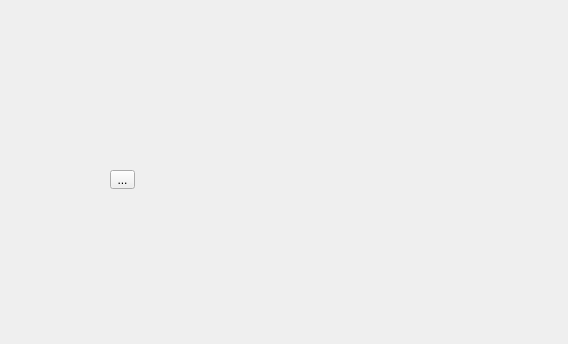
Above: UI.ui from Nikita150504/number2 before the change; both pictures show x 0 to 568 and y 0 to 344 of the 568 by 600 pixel window. Below: the same form after it.
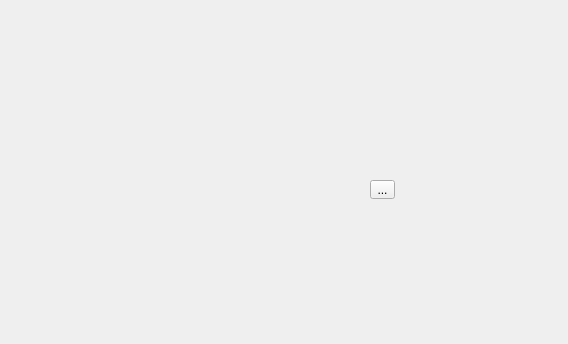
That is the form after the change.

Commit message: New day — new print

Patch:
```diff
--- a/UI.ui
+++ b/UI.ui
@@ -17,8 +17,8 @@
    <widget class="QToolButton" name="toolButton">
     <property name="geometry">
      <rect>
-      <x>110</x>
-      <y>170</y>
+      <x>370</x>
+      <y>180</y>
       <width>25</width>
       <height>19</height>
      </rect>
```
The commit also changes 1 other file.
